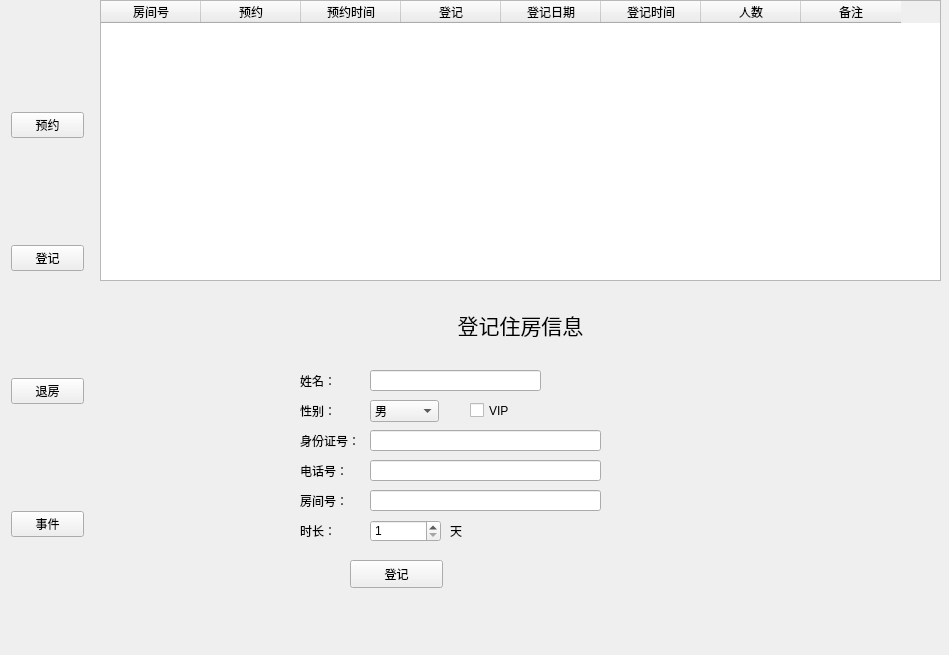
The window that Manager.ui (Ginsakura/TestQTManagerSystem) describes before a commit, drawn with Qt 5.
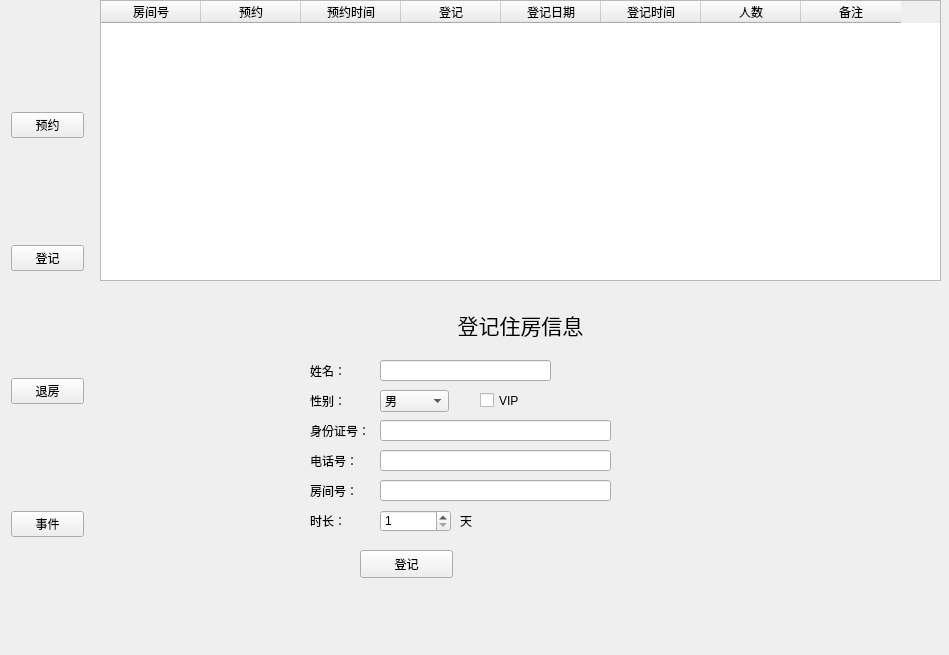
The same window after the commit. The open tabs and pages were chosen to show the change.

Commit message: 修复sql中的文本错误 微调UI布局

Patch:
```diff
--- a/Manager.ui
+++ b/Manager.ui
@@ -196,8 +196,8 @@
      <widget class="QLineEdit" name="name">
       <property name="geometry">
        <rect>
-        <x>270</x>
-        <y>80</y>
+        <x>280</x>
+        <y>70</y>
         <width>171</width>
         <height>21</height>
        </rect>
@@ -206,8 +206,8 @@
      <widget class="QLineEdit" name="personID">
       <property name="geometry">
        <rect>
-        <x>270</x>
-        <y>140</y>
+        <x>280</x>
+        <y>130</y>
         <width>231</width>
         <height>21</height>
        </rect>
@@ -216,8 +216,8 @@
      <widget class="QLineEdit" name="phone">
       <property name="geometry">
        <rect>
-        <x>270</x>
-        <y>170</y>
+        <x>280</x>
+        <y>160</y>
         <width>231</width>
         <height>21</height>
        </rect>
@@ -226,8 +226,8 @@
      <widget class="QLineEdit" name="roomnumber">
       <property name="geometry">
        <rect>
-        <x>270</x>
-        <y>200</y>
+        <x>280</x>
+        <y>190</y>
         <width>231</width>
         <height>21</height>
        </rect>
@@ -249,8 +249,8 @@
      <widget class="QPushButton" name="dengjiBtn">
       <property name="geometry">
        <rect>
-        <x>250</x>
-        <y>270</y>
+        <x>260</x>
+        <y>260</y>
         <width>93</width>
         <height>28</height>
        </rect>
@@ -262,8 +262,8 @@
      <widget class="QLabel" name="label_5">
       <property name="geometry">
        <rect>
-        <x>200</x>
-        <y>80</y>
+        <x>210</x>
+        <y>70</y>
         <width>61</width>
         <height>21</height>
        </rect>
@@ -275,8 +275,8 @@
      <widget class="QLabel" name="label_6">
       <property name="geometry">
        <rect>
-        <x>200</x>
-        <y>110</y>
+        <x>210</x>
+        <y>100</y>
         <width>61</width>
         <height>21</height>
        </rect>
@@ -288,8 +288,8 @@
      <widget class="QComboBox" name="gender">
       <property name="geometry">
        <rect>
-        <x>270</x>
-        <y>110</y>
+        <x>280</x>
+        <y>100</y>
         <width>69</width>
         <height>22</height>
        </rect>
@@ -308,8 +308,8 @@
      <widget class="QLabel" name="label_7">
       <property name="geometry">
        <rect>
-        <x>200</x>
-        <y>140</y>
+        <x>210</x>
+        <y>130</y>
         <width>61</width>
         <height>21</height>
        </rect>
@@ -321,8 +321,8 @@
      <widget class="QLabel" name="label_8">
       <property name="geometry">
        <rect>
-        <x>200</x>
-        <y>170</y>
+        <x>210</x>
+        <y>160</y>
         <width>61</width>
         <height>21</height>
        </rect>
@@ -334,8 +334,8 @@
      <widget class="QLabel" name="label_17">
       <property name="geometry">
        <rect>
-        <x>200</x>
-        <y>200</y>
+        <x>210</x>
+        <y>190</y>
         <width>61</width>
         <height>21</height>
        </rect>
@@ -347,8 +347,8 @@
      <widget class="QCheckBox" name="isVIP">
       <property name="geometry">
        <rect>
-        <x>370</x>
-        <y>110</y>
+        <x>380</x>
+        <y>100</y>
         <width>101</width>
         <height>21</height>
        </rect>
@@ -360,8 +360,8 @@
      <widget class="QLabel" name="label_19">
       <property name="geometry">
        <rect>
-        <x>200</x>
-        <y>230</y>
+        <x>210</x>
+        <y>220</y>
         <width>61</width>
         <height>21</height>
        </rect>
@@ -373,8 +373,8 @@
      <widget class="QLabel" name="label_20">
       <property name="geometry">
        <rect>
-        <x>350</x>
-        <y>230</y>
+        <x>360</x>
+        <y>220</y>
         <width>61</width>
         <height>21</height>
        </rect>
@@ -386,8 +386,8 @@
      <widget class="QSpinBox" name="dateLenth">
       <property name="geometry">
        <rect>
-        <x>270</x>
-        <y>230</y>
+        <x>280</x>
+        <y>220</y>
         <width>71</width>
         <height>22</height>
        </rect>
```
Left out of the diff: 16 changed lines with no effect on the pictures. The commit also changes 1 other file.
